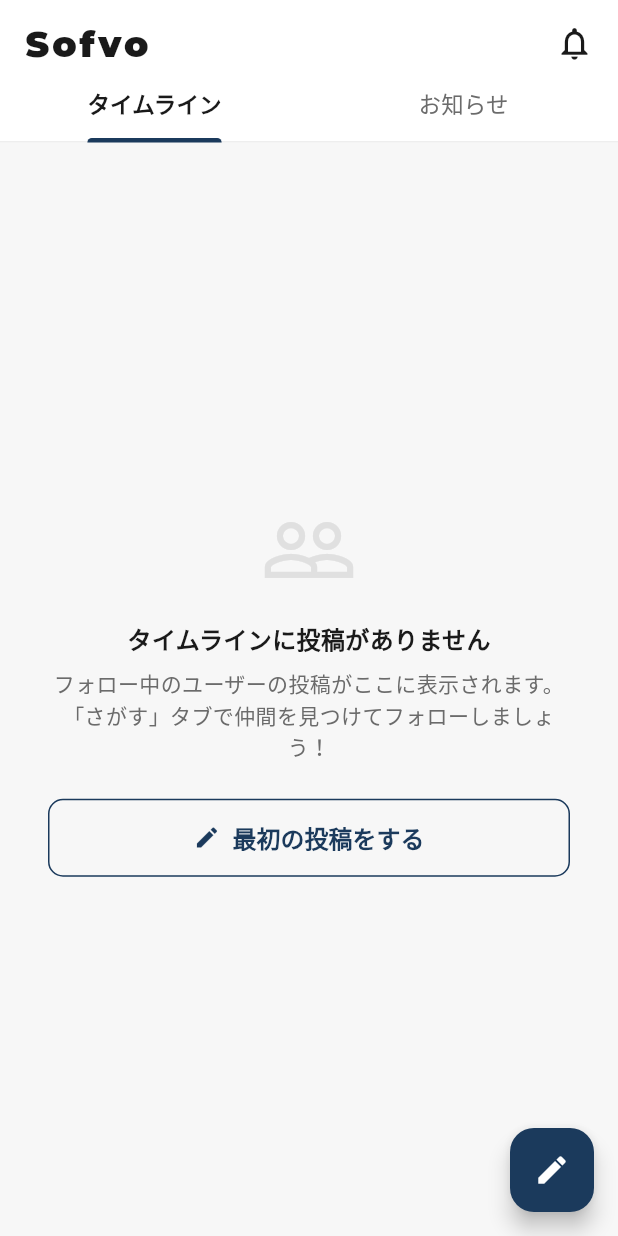
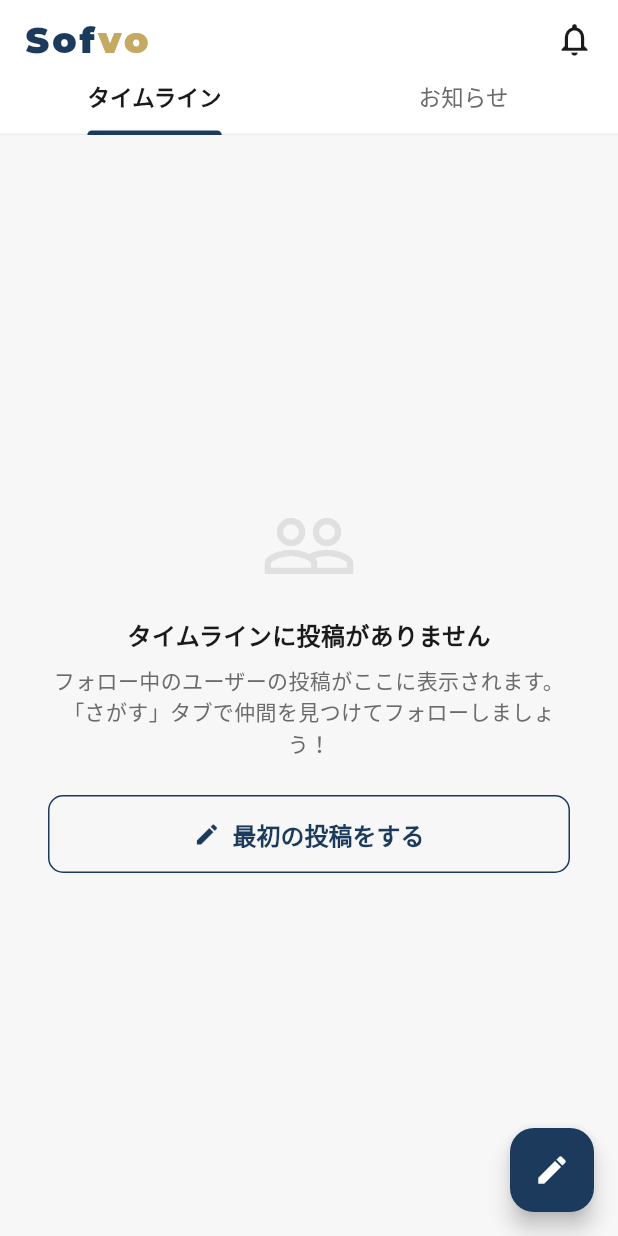
Before and after one commit to sofvo-dev/sofvo, a Flutter app: the HomeScreen screen opened directly, on a phone screen of 412 x 824 dp. Run offline on Flutter 3.47's test engine with Material 3 defaults, Android fonts, the phone set to English and light mode, and no system bars; our stand-ins replace cached_network_image, cloud_firestore, csv, file_picker, firebase_auth, firebase_core and 12 more; missing offline and left inert: dart:js_interop, mobile_scanner; accounts and stored records are empty; network calls fail.

```diff
--- a/lib/screens/home/home_screen.dart
+++ b/lib/screens/home/home_screen.dart
@@ -137,12 +137,30 @@ class _HomeScreenState extends State<HomeScreen>
               Padding(
                 padding: const EdgeInsets.fromLTRB(16, 12, 16, 0),
                 child: Row(children: [
-                  Text('Sofvo',
-                      style: GoogleFonts.montserrat(
-                          fontWeight: FontWeight.w900,
-                          fontSize: 24,
-                          letterSpacing: 2,
-                          color: AppTheme.textPrimary)),
+                  RichText(
+                    text: TextSpan(
+                      children: [
+                        TextSpan(
+                          text: 'Sof',
+                          style: GoogleFonts.montserrat(
+                            fontWeight: FontWeight.w900,
+                            fontSize: 24,
+                            letterSpacing: 2,
+                            color: AppTheme.primaryColor,
+                          ),
+                        ),
+                        TextSpan(
+                          text: 'vo',
+                          style: GoogleFonts.montserrat(
+                            fontWeight: FontWeight.w900,
+                            fontSize: 24,
+                            letterSpacing: 2,
+                            color: AppTheme.accentColor,
+                          ),
+                        ),
+                      ],
+                    ),
+                  ),
                   const Spacer(),
                   StreamBuilder<int>(
                     stream: NotificationService.unreadCountStream(
```
Also changed, not shown: lib/screens/auth/login_screen.dart (+22 -7 lines).
